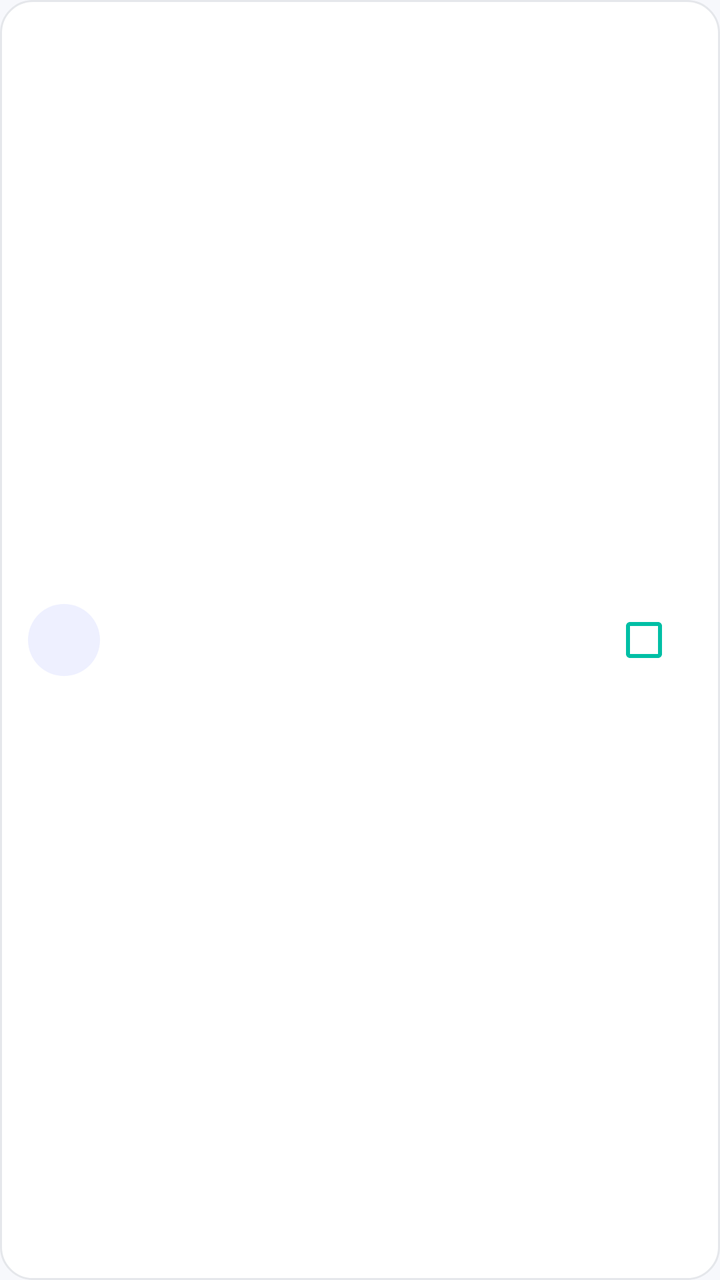
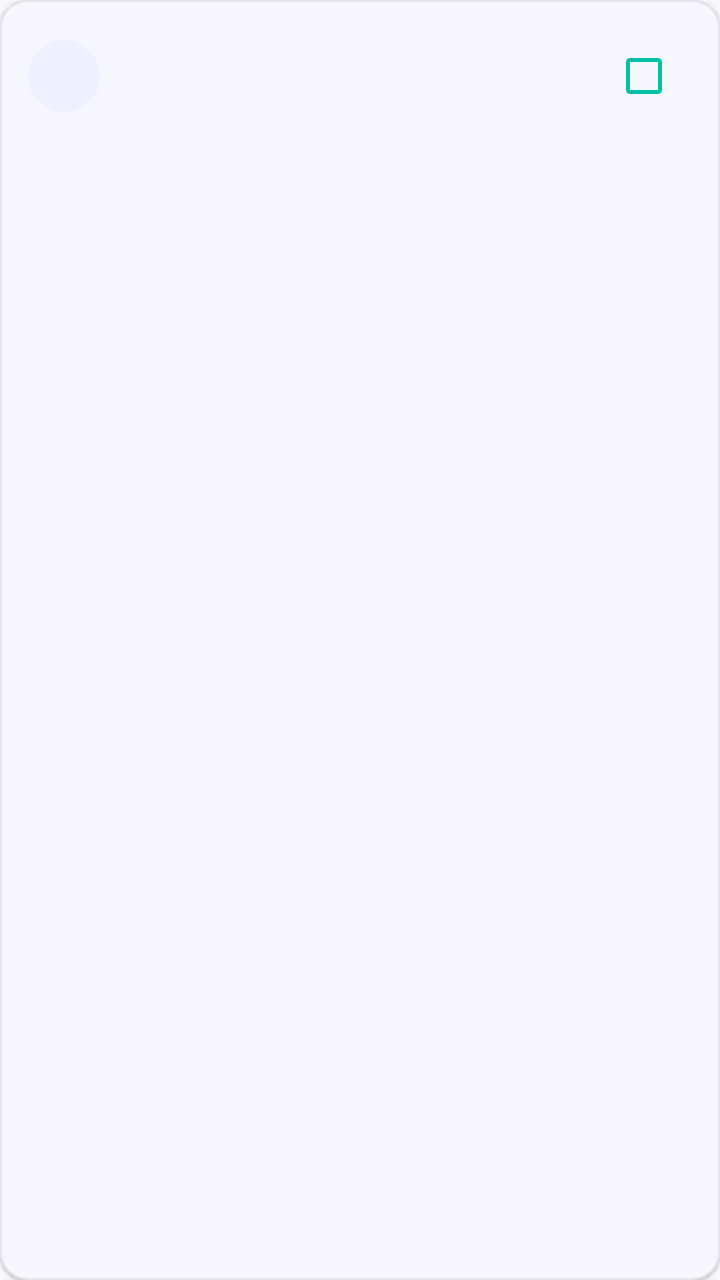

Screens rendered from an Android XML layout before and after an edit, with the pre-edit source and the edit as a unified diff.
<!-- AndroidManifest.xml: application theme Theme.SkillBarter -->
<!-- res/layout/item_roadmap_step.xml -->
<?xml version="1.0" encoding="utf-8"?>
<LinearLayout xmlns:android="http://schemas.android.com/apk/res/android"
    android:layout_width="match_parent"
    android:layout_height="wrap_content"
    android:layout_marginBottom="10dp"
    android:background="@drawable/bg_rounded_card"
    android:gravity="center_vertical"
    android:orientation="horizontal"
    android:padding="14dp">

    
    <FrameLayout
        android:layout_width="36dp"
        android:layout_height="36dp"
        android:layout_marginEnd="12dp">

        <View
            android:id="@+id/viewStepBg"
            android:layout_width="36dp"
            android:layout_height="36dp"
            android:background="@drawable/bg_step_number" />

        <TextView
            android:id="@+id/tvStepNumber"
            android:layout_width="match_parent"
            android:layout_height="match_parent"
            android:gravity="center"
            android:textColor="@color/primary"
            android:textSize="13sp"
            android:textStyle="bold" />

    </FrameLayout>

    
    <LinearLayout
        android:layout_width="0dp"
        android:layout_height="wrap_content"
        android:layout_weight="1"
        android:orientation="vertical">

        <TextView
            android:id="@+id/tvStepTitle"
            android:layout_width="match_parent"
            android:layout_height="wrap_content"
            android:textColor="@color/text_primary"
            android:textSize="15sp"
            android:textStyle="bold" />

        <TextView
            android:id="@+id/tvStepDesc"
            android:layout_width="match_parent"
            android:layout_height="wrap_content"
            android:layout_marginTop="3dp"
            android:textColor="@color/text_secondary"
            android:textSize="13sp" />

    </LinearLayout>

    
    <CheckBox
        android:id="@+id/cbStep"
        android:layout_width="wrap_content"
        android:layout_height="wrap_content"
        android:layout_marginStart="10dp"
        android:buttonTint="@color/accent_green" />

</LinearLayout>
<!-- resources referenced by this layout -->
<resources>
  <color name="accent_green">#00BFA5</color>
  <color name="primary">#6C63FF</color>
  <color name="text_primary">#1A1A2E</color>
  <color name="text_secondary">#6B7280</color>
  <!-- drawable bg_rounded_card (drawable) -->
  <?xml version="1.0" encoding="utf-8"?>
  <shape xmlns:android="http://schemas.android.com/apk/res/android"
      android:shape="rectangle">
      <solid android:color="@color/surface_white" />
      <corners android:radius="16dp" />
      <stroke android:width="1dp" android:color="@color/divider_color" />
  </shape>
  <!-- drawable bg_step_number (drawable) -->
  <?xml version="1.0" encoding="utf-8"?>
  <shape xmlns:android="http://schemas.android.com/apk/res/android"
      android:shape="oval">
      <solid android:color="#EEF0FF" />
  </shape>
  <style name="Theme.SkillBarter" parent="Base.Theme.SkillBarter" />
  <color name="surface_white">#FFFFFF</color>
  <color name="divider_color">#E5E7EB</color>
  <style name="Base.Theme.SkillBarter" parent="Theme.Material3.DayNight.NoActionBar">
          <item name="colorPrimary">@color/primary</item>
          <item name="colorOnPrimary">@color/white</item>
          <item name="colorPrimaryContainer">@color/primary_light</item>
          <item name="colorOnPrimaryContainer">@color/primary</item>
          <item name="android:colorBackground">@color/bg_light</item>
          <item name="colorSurface">@color/surface_white</item>
          <item name="colorOnSurface">@color/text_primary</item>
          <item name="colorOnSurfaceVariant">@color/text_secondary</item>
          <item name="android:statusBarColor">@color/surface_white</item>
          <item name="android:windowLightStatusBar">true</item>
      </style>
  <color name="white">#FFFFFF</color>
  <color name="primary_light">#EEF0FF</color>
  <color name="bg_light">#F7F8FC</color>
</resources>

<!-- the commit's change to res/layout/item_roadmap_step.xml (unified diff, before → after) -->
@@ -1,67 +1,108 @@
 <?xml version="1.0" encoding="utf-8"?>
-<LinearLayout xmlns:android="http://schemas.android.com/apk/res/android"
+<com.google.android.material.card.MaterialCardView
+    xmlns:android="http://schemas.android.com/apk/res/android"
+    xmlns:app="http://schemas.android.com/apk/res-auto"
     android:layout_width="match_parent"
     android:layout_height="wrap_content"
     android:layout_marginBottom="10dp"
-    android:background="@drawable/bg_rounded_card"
-    android:gravity="center_vertical"
-    android:orientation="horizontal"
-    android:padding="14dp">
+    app:cardBackgroundColor="@color/surface_white"
+    app:cardCornerRadius="14dp"
+    app:cardElevation="1dp"
+    app:strokeColor="@color/divider_color"
+    app:strokeWidth="1dp">
 
-    
-    <FrameLayout
-        android:layout_width="36dp"
-        android:layout_height="36dp"
-        android:layout_marginEnd="12dp">
+    <LinearLayout
+        android:layout_width="match_parent"
+        android:layout_height="wrap_content"
+        android:gravity="center_vertical"
+        android:orientation="horizontal"
+        android:padding="14dp">
 
-        <View
-            android:id="@+id/viewStepBg"
+        
+        <FrameLayout
             android:layout_width="36dp"
             android:layout_height="36dp"
-            android:background="@drawable/bg_step_number" />
+            android:layout_marginEnd="12dp">
 
-        <TextView
-            android:id="@+id/tvStepNumber"
-            android:layout_width="match_parent"
-            android:layout_height="match_parent"
-            android:gravity="center"
-            android:textColor="@color/primary"
-            android:textSize="13sp"
-            android:textStyle="bold" />
+            <View
+                android:id="@+id/viewStepBg"
+                android:layout_width="36dp"
+                android:layout_height="36dp"
+                android:background="@drawable/bg_step_number" />
 
-    </FrameLayout>
+            <TextView
+                android:id="@+id/tvStepNumber"
+                android:layout_width="36dp"
+                android:layout_height="36dp"
+                android:gravity="center"
+                android:textColor="@color/primary"
+                android:textSize="13sp"
+                android:textStyle="bold" />
 
-    
-    <LinearLayout
-        android:layout_width="0dp"
-        android:layout_height="wrap_content"
-        android:layout_weight="1"
-        android:orientation="vertical">
+        </FrameLayout>
 
-        <TextView
-            android:id="@+id/tvStepTitle"
-            android:layout_width="match_parent"
+        
+        <LinearLayout
+            android:layout_width="0dp"
             android:layout_height="wrap_content"
-            android:textColor="@color/text_primary"
-            android:textSize="15sp"
-            android:textStyle="bold" />
+            android:layout_weight="1"
+            android:orientation="vertical">
 
-        <TextView
-            android:id="@+id/tvStepDesc"
-            android:layout_width="match_parent"
+            <TextView
+                android:id="@+id/tvStepTitle"
+                android:layout_width="match_parent"
+                android:layout_height="wrap_content"
+                android:textColor="@color/text_primary"
+                android:textSize="14sp"
+                android:textStyle="bold" />
+
+            <TextView
+                android:id="@+id/tvStepDesc"
+                android:layout_width="match_parent"
+                android:layout_height="wrap_content"
+                android:layout_marginTop="4dp"
+                android:textColor="@color/text_secondary"
+                android:textSize="12sp"
+                android:lineSpacingMultiplier="1.3" />
+
+            
+            <LinearLayout
+                android:id="@+id/layoutResources"
+                android:layout_width="match_parent"
+                android:layout_height="wrap_content"
+                android:layout_marginTop="8dp"
+                android:orientation="vertical"
+                android:visibility="gone">
+
+                <TextView
+                    android:layout_width="wrap_content"
+                    android:layout_height="wrap_content"
+                    android:text="📚 Resources"
+                    android:textColor="@color/primary"
+                    android:textSize="11sp"
+                    android:textStyle="bold" />
+
+                <TextView
+                    android:id="@+id/tvResources"
+                    android:layout_width="match_parent"
+                    android:layout_height="wrap_content"
+                    android:layout_marginTop="4dp"
+                    android:textColor="@color/accent_blue"
+                    android:textSize="12sp"
+                    android:lineSpacingMultiplier="1.4" />
+
+            </LinearLayout>
+
+        </LinearLayout>
+
+        
+        <CheckBox
+            android:id="@+id/cbStep"
+            android:layout_width="wrap_content"
             android:layout_height="wrap_content"
-            android:layout_marginTop="3dp"
-            android:textColor="@color/text_secondary"
-            android:textSize="13sp" />
+            android:layout_marginStart="8dp"
+            android:buttonTint="@color/accent_green" />
 
     </LinearLayout>
 
-    
-    <CheckBox
-        android:id="@+id/cbStep"
-        android:layout_width="wrap_content"
-        android:layout_height="wrap_content"
-        android:layout_marginStart="10dp"
-        android:buttonTint="@color/accent_green" />
-
-</LinearLayout>
+</com.google.android.material.card.MaterialCardView>
<!-- resource entries referenced after the edit -->
@@ -1,17 +1,10 @@
 <!-- resources referenced by this layout -->
 <resources>
+  <color name="accent_blue">#6C63FF</color>
   <color name="accent_green">#00BFA5</color>
   <color name="primary">#6C63FF</color>
   <color name="text_primary">#1A1A2E</color>
   <color name="text_secondary">#6B7280</color>
-  <!-- drawable bg_rounded_card (drawable) -->
-  <?xml version="1.0" encoding="utf-8"?>
-  <shape xmlns:android="http://schemas.android.com/apk/res/android"
-      android:shape="rectangle">
-      <solid android:color="@color/surface_white" />
-      <corners android:radius="16dp" />
-      <stroke android:width="1dp" android:color="@color/divider_color" />
-  </shape>
   <!-- drawable bg_step_number (drawable) -->
   <?xml version="1.0" encoding="utf-8"?>
   <shape xmlns:android="http://schemas.android.com/apk/res/android"
